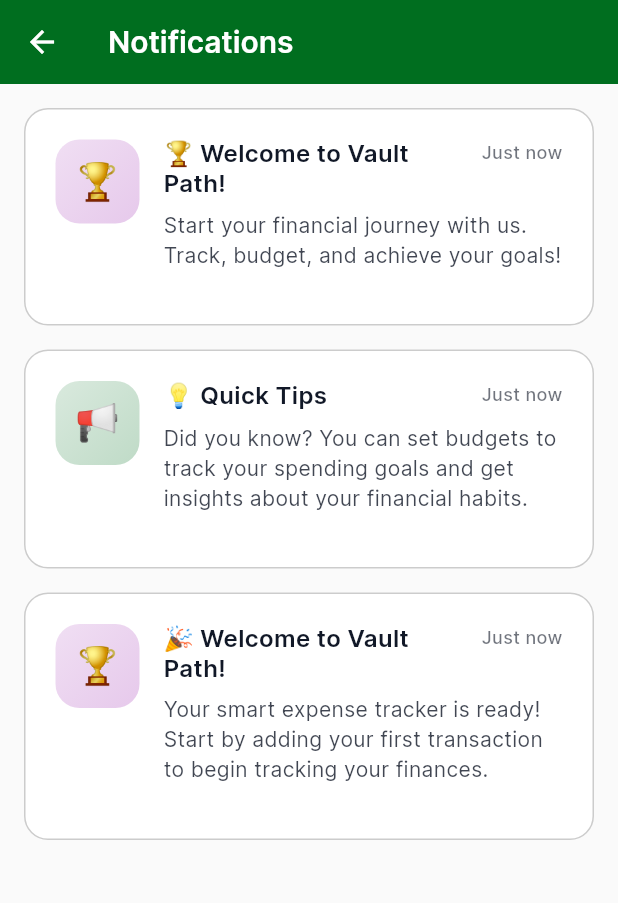
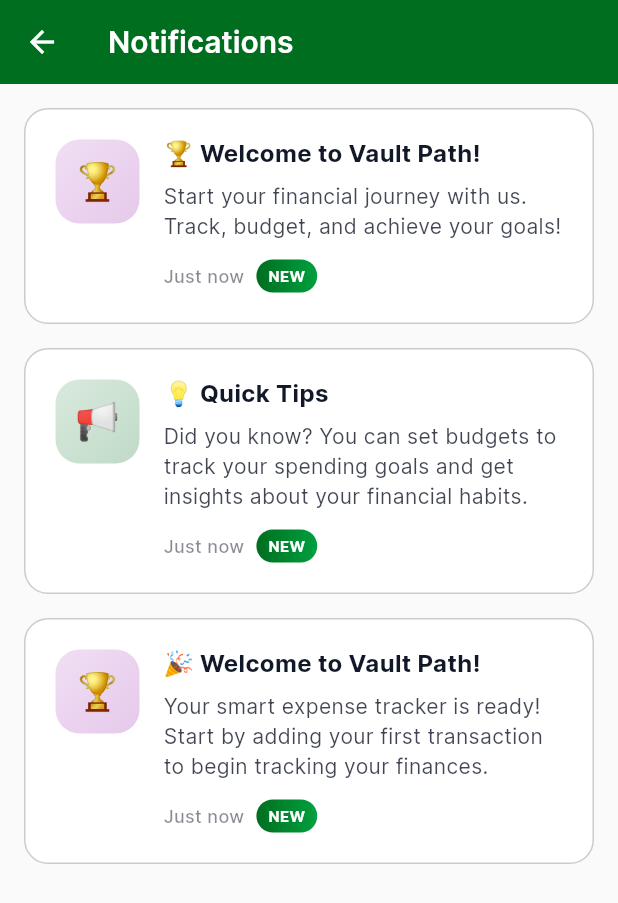
Before and after one commit to kasujjabash/vault-path-app, a Flutter app: the NotificationsScreen screen opened by its route, on a phone screen of 412 x 824 dp. Shown: the top 903 px of the screen. Run offline on Flutter 3.47's test engine with Material 3 defaults, Android fonts, the phone set to English and light mode, and no system bars; our stand-ins replace cloud_firestore, firebase_auth, firebase_core, firebase_messaging, fl_chart, flutter_local_notifications and 9 more; accounts and stored records are empty; network calls fail.

Commit message:
Notification Updates

```diff
--- a/lib/screens/more/about_screen.dart
+++ b/lib/screens/more/about_screen.dart
@@ -379,7 +379,7 @@
           ),
           const SizedBox(width: 8),
           Text(
-            'Version 1.2.1',
+            'Version 1.2.2',
             style: TextStyle(
               fontSize: 16,
               color: theme.colorScheme.onSurface.withValues(alpha: 0.6),
--- a/lib/screens/notifications_screen.dart
+++ b/lib/screens/notifications_screen.dart
@@ -15,13 +15,19 @@
 }
 
 class _NotificationsScreenState extends State<NotificationsScreen> {
+  late NotificationService _notificationService;
+
   @override
-  void initState() {
-    super.initState();
-    WidgetsBinding.instance.addPostFrameCallback((_) {
-      // Mark all as read when user opens notifications
-      context.read<NotificationService>().markAllAsRead();
-    });
+  void didChangeDependencies() {
+    super.didChangeDependencies();
+    _notificationService = context.read<NotificationService>();
+  }
+
+  @override
+  void dispose() {
+    // Mark all as read when user leaves the screen so badges show while viewing
+    _notificationService.markAllAsRead();
+    super.dispose();
   }
 
   @override
@@ -111,15 +117,6 @@
     AppNotification notification,
     NotificationService service,
   ) {
-    // Automatically mark as read when displayed
-    if (!notification.isRead) {
-      WidgetsBinding.instance.addPostFrameCallback((_) {
-        if (mounted) {
-          service.markAsRead(notification.id);
-        }
-      });
-    }
-
     return Container(
       margin: const EdgeInsets.only(bottom: 16),
       child: Dismissible(
@@ -216,14 +213,11 @@
                   child: Column(
                     crossAxisAlignment: CrossAxisAlignment.start,
                     children: [
-                      // Title and timestamp row
-                      Row(
-                        mainAxisAlignment: MainAxisAlignment.spaceBetween,
-                        crossAxisAlignment: CrossAxisAlignment.start,
-                        children: [
-                          Expanded(
-                            child: Text(
+                      // Title — full line, no timestamp competing
+                      Text(
                         notification.title,
+                        maxLines: 1,
+                        overflow: TextOverflow.ellipsis,
                         style: TextStyle(
                           fontSize: 16,
                           fontWeight:
@@ -233,20 +227,6 @@
                           color: Theme.of(context).colorScheme.onSurface,
                           height: 1.2,
                         ),
-                            ),
-                          ),
-                          const SizedBox(width: 8),
-                          Text(
-                            _formatNotificationTime(notification.createdAt),
-                            style: TextStyle(
-                              fontSize: 12,
-                              color: Theme.of(
-                                context,
-                              ).colorScheme.onSurface.withValues(alpha: 0.6),
-                              fontWeight: FontWeight.w500,
-                            ),
-                          ),
-                        ],
                       ),
 
                       const SizedBox(height: 8),
@@ -263,14 +243,23 @@
                         ),
                       ),
 
-                      const SizedBox(height: 16),
+                      const SizedBox(height: 12),
 
-                      // New indicator only
+                      // Time and NEW badge both on the left
                       Row(
-                        mainAxisAlignment: MainAxisAlignment.end,
                         children: [
-                          // New indicator
-                          if (!notification.isRead)
+                          Text(
+                            _formatNotificationTime(notification.createdAt),
+                            style: TextStyle(
+                              fontSize: 12,
+                              color: Theme.of(
+                                context,
+                              ).colorScheme.onSurface.withValues(alpha: 0.5),
+                              fontWeight: FontWeight.w500,
+                            ),
+                          ),
+                          if (!notification.isRead) ...[
+                            const SizedBox(width: 8),
                             Container(
                               padding: const EdgeInsets.symmetric(
                                 horizontal: 8,
@@ -294,6 +283,7 @@
                                 ),
                               ),
                             ),
+                          ],
                         ],
                       ),
                     ],
--- a/lib/screens/transactions/add_transaction_screen.dart
+++ b/lib/screens/transactions/add_transaction_screen.dart
@@ -1349,7 +1349,10 @@
           updatedAt: DateTime.now(),
         );
 
-        await provider.addTransaction(transaction);
+        await provider.addTransaction(
+          transaction,
+          notificationService: notificationService,
+        );
 
         // Add notification for the new transaction
         if (_transactionType == 'income') {
--- a/lib/utils/app_constants.dart
+++ b/lib/utils/app_constants.dart
@@ -5,7 +5,7 @@
 class AppConstants {
   // App Information
   static const String appName = 'Vault Path';
-  static const String appVersion = '1.2.1';
+  static const String appVersion = '1.2.2';
   static const String appDescription = 'Modern Expense Tracker';
 
   // Database
--- a/pubspec.yaml
+++ b/pubspec.yaml
@@ -3,7 +3,7 @@
 
 publish_to: "none" # Remove this line if you wish to publish to pub.dev
 
-version: 1.2.1+7
+version: 1.2.2+8
 
 environment:
   sdk: ^3.7.2
```
Also changed, not shown: lib/database/database_helper.dart (+8 -1 lines), lib/main.dart (+13 -2 lines), lib/providers/expense_provider.dart (+38 -3 lines), lib/screens/notifications/notifications_screen.dart (+22 -21 lines), lib/services/notification_service.dart (+159 -0 lines). Lines whose indentation alone changed are shown as unchanged.
